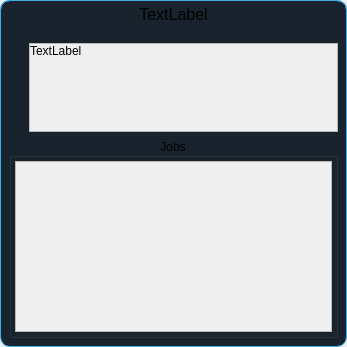
Old version of the form ui/generate_workorder_dialog.ui in the repository TheCodingJsoftware/Invigo.
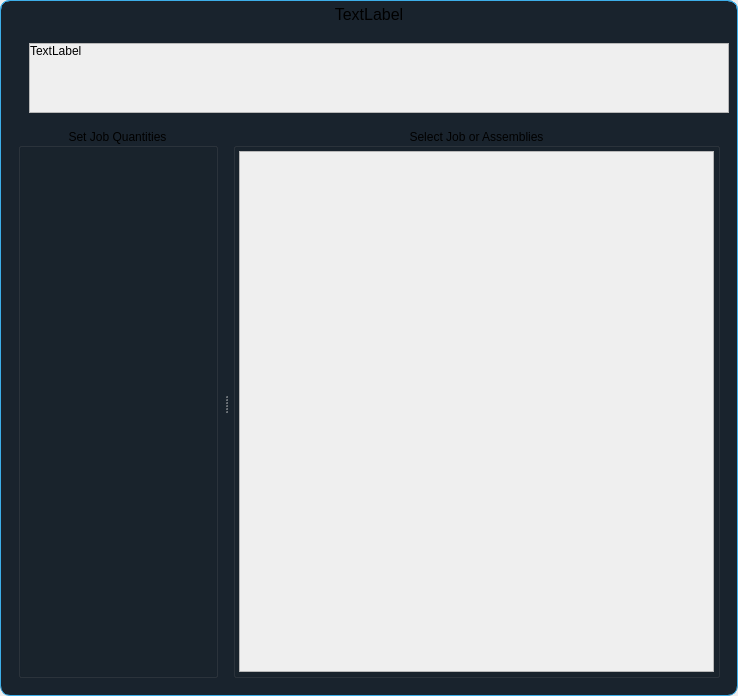
New version of the form.

```diff
--- a/ui/generate_workorder_dialog.ui
+++ b/ui/generate_workorder_dialog.ui
@@ -6,8 +6,8 @@
    <rect>
     <x>0</x>
     <y>0</y>
-    <width>347</width>
-    <height>347</height>
+    <width>738</width>
+    <height>696</height>
    </rect>
   </property>
   <property name="windowTitle">
@@ -95,7 +95,7 @@
        </widget>
       </item>
       <item>
-       <layout class="QVBoxLayout" name="verticalLayout" stretch="0,1,0,0">
+       <layout class="QVBoxLayout" name="verticalLayout" stretch="0,1,0">
         <property name="leftMargin">
          <number>9</number>
         </property>
@@ -147,7 +147,7 @@
               <rect>
                <x>0</x>
                <y>0</y>
-               <width>297</width>
+               <width>688</width>
                <height>69</height>
               </rect>
              </property>
@@ -193,21 +193,85 @@
          </layout>
         </item>
         <item>
-         <widget class="QGroupBox" name="groupBox">
+         <layout class="QHBoxLayout" name="horizontalLayout_2">
+          <item>
+           <widget class="QWidget" name="widget_2" native="true">
           <property name="minimumSize">
            <size>
             <width>0</width>
-            <height>200</height>
-           </size>
-          </property>
+              <height>0</height>
+             </size>
+            </property>
+            <property name="styleSheet">
+             <string notr="true">QWidget#widget_2{background-color: transparent;}</string>
+            </property>
+            <layout class="QHBoxLayout" name="horizontalLayout_3">
+             <item>
+              <widget class="QSplitter" name="splitter">
+               <property name="styleSheet">
+                <string notr="true">QSplitter{background-color: transparent;}</string>
+               </property>
+               <property name="orientation">
+                <enum>Qt::Horizontal</enum>
+               </property>
+               <property name="handleWidth">
+                <number>15</number>
+               </property>
+               <widget class="QGroupBox" name="groupBox_2">
+                <property name="minimumSize">
+                 <size>
+                  <width>200</width>
+                  <height>0</height>
+                 </size>
+                </property>
           <property name="maximumSize">
            <size>
             <width>16777215</width>
-            <height>200</height>
+                  <height>16777215</height>
            </size>
           </property>
           <property name="title">
-           <string>Jobs</string>
+                 <string>Set Job Quantities</string>
+                </property>
+                <property name="alignment">
+                 <set>Qt::AlignCenter</set>
+                </property>
+                <layout class="QVBoxLayout" name="verticalLayout_7">
+                 <property name="spacing">
+                  <number>3</number>
+                 </property>
+                 <property name="leftMargin">
+                  <number>3</number>
+                 </property>
+                 <property name="topMargin">
+                  <number>3</number>
+                 </property>
+                 <property name="rightMargin">
+                  <number>3</number>
+                 </property>
+                 <property name="bottomMargin">
+                  <number>3</number>
+                 </property>
+                 <item>
+                  <layout class="QVBoxLayout" name="verticalLayout_workorders"/>
+                 </item>
+                </layout>
+               </widget>
+               <widget class="QGroupBox" name="groupBox">
+                <property name="minimumSize">
+                 <size>
+                  <width>200</width>
+                  <height>0</height>
+                 </size>
+                </property>
+                <property name="maximumSize">
+                 <size>
+                  <width>16777215</width>
+                  <height>16777215</height>
+                 </size>
+                </property>
+                <property name="title">
+                 <string>Select Job or Assemblies</string>
           </property>
           <property name="alignment">
            <set>Qt::AlignCenter</set>
@@ -244,33 +308,40 @@
                <rect>
                 <x>0</x>
                 <y>0</y>
-                <width>319</width>
-                <height>177</height>
-               </rect>
-              </property>
-              <layout class="QVBoxLayout" name="verticalLayout_7">
-               <item>
-                <layout class="QVBoxLayout" name="verticalLayout_workorders">
+                      <width>332</width>
+                      <height>514</height>
+                     </rect>
+                    </property>
+                    <layout class="QVBoxLayout" name="verticalLayout_5">
                  <property name="spacing">
                   <number>0</number>
                  </property>
-                </layout>
-               </item>
-              </layout>
-             </widget>
-            </widget>
-           </item>
-          </layout>
-         </widget>
-        </item>
-        <item>
-         <layout class="QHBoxLayout" name="horizontalLayout_2">
-          <property name="spacing">
-           <number>6</number>
+                     <property name="leftMargin">
+                      <number>0</number>
+                     </property>
+                     <property name="topMargin">
+                      <number>0</number>
+                     </property>
+                     <property name="rightMargin">
+                      <number>0</number>
           </property>
           <property name="bottomMargin">
            <number>0</number>
           </property>
+                     <item>
+                      <layout class="QVBoxLayout" name="treeLayout"/>
+                     </item>
+                    </layout>
+                   </widget>
+                  </widget>
+                 </item>
+                </layout>
+               </widget>
+              </widget>
+             </item>
+            </layout>
+           </widget>
+          </item>
          </layout>
         </item>
         <item>
```
Lines whose indentation alone changed are shown as unchanged.
